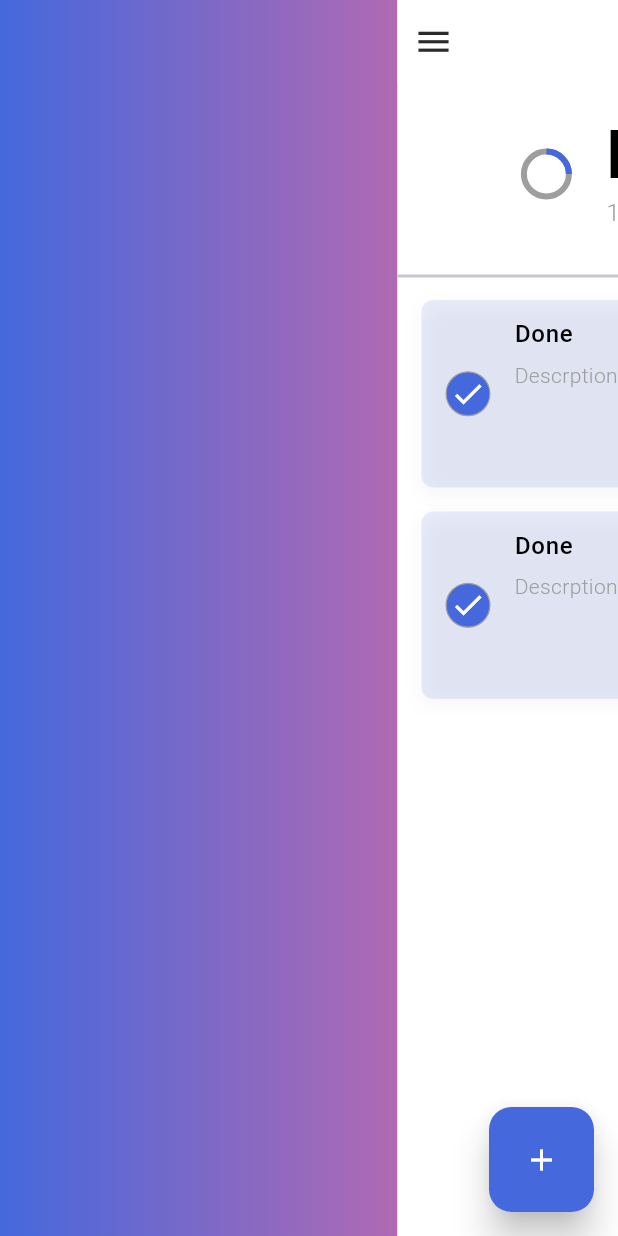
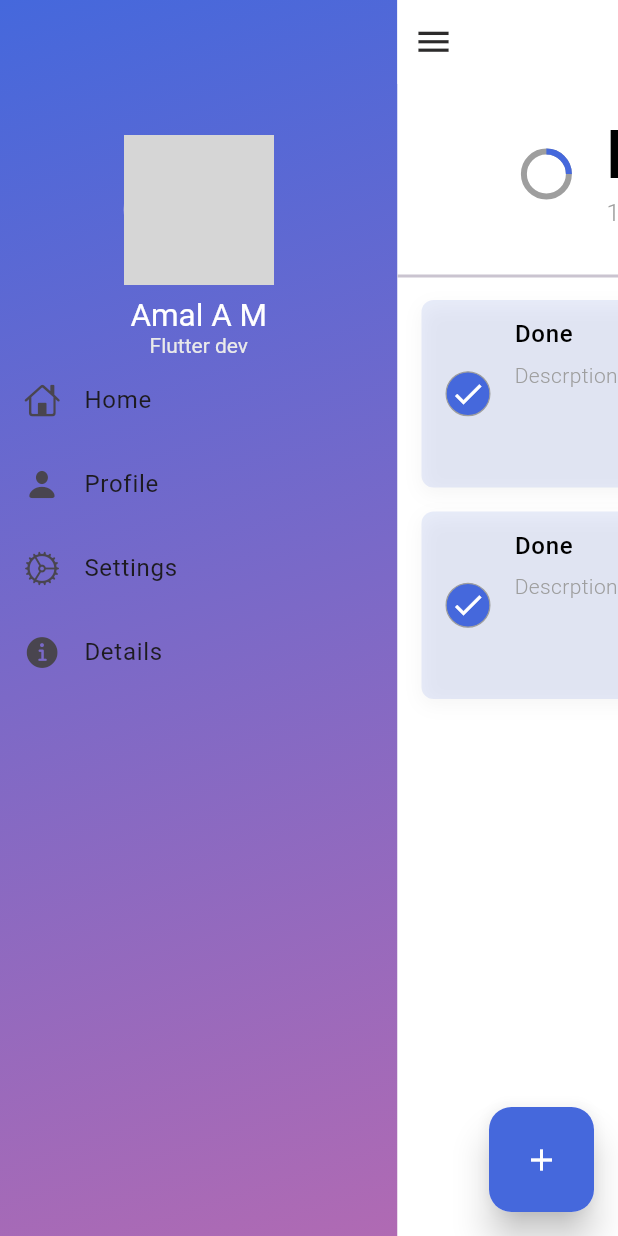
Before and after one commit to Amal-AM4/Todo-Hive, a Flutter app: the screen it shows after launch, after a tap on the "menu" icon, on a phone screen of 412 x 824 dp. Run offline on Flutter 3.47's test engine with Material 3 defaults, Android fonts, the phone set to English and light mode, and no system bars; drawn by our look-alikes of flutter_slider_drawer; our stand-ins replace animate_do, lottie; network calls fail; grey boxes are pictures that could not be loaded.

Commit message:
Listview in slider container

```diff
--- a/lib/views/home/components/slider_drawer.dart
+++ b/lib/views/home/components/slider_drawer.dart
@@ -1,8 +1,21 @@
+import 'package:flutter/cupertino.dart';
 import 'package:flutter/material.dart';
+import 'package:todo/extensions/space_exs.dart';
 import 'package:todo/utils/app_colors.dart';
 
 class CustomerDrawer extends StatelessWidget {
-  const CustomerDrawer({super.key});
+  CustomerDrawer({super.key});
+
+  // Icons
+  final List<IconData> icons = [
+    CupertinoIcons.home,
+    CupertinoIcons.person_fill,
+    CupertinoIcons.settings,
+    CupertinoIcons.info_circle_fill,
+  ];
+
+  // Texts
+  final List<String> texts = ["Home", "Profile", "Settings", "Details"];
 
   @override
   Widget build(BuildContext context) {
@@ -11,7 +24,41 @@ class CustomerDrawer extends StatelessWidget {
     return Container(
       padding: EdgeInsets.symmetric(vertical: 90),
       decoration: BoxDecoration(
-        gradient: LinearGradient(colors: AppColors.primaryGradientColor),
+        gradient: LinearGradient(
+          colors: AppColors.primaryGradientColor,
+          begin: Alignment.topLeft,
+          end: Alignment.bottomRight,
+        ),
+      ),
+
+      child: Column(
+        children: [
+          CircleAvatar(
+            radius: 50,
+            backgroundImage: NetworkImage(
+              "https://avatars.githubusercontent.com/u/91388754?v=4",
+            ),
+          ),
+          8.h,
+          Text('Amal A M', style: textTheme.displayMedium),
+          Text('Flutter dev', style: textTheme.displaySmall),
+
+          Container(
+            width: double.infinity,
+            height: 300,
+            child: ListView.builder(
+              itemCount: 4,
+              itemBuilder: (BuildContext context, int index) {
+                return Container(
+                  child: ListTile(
+                    leading: Icon(icons[index]),
+                    title: Text(texts[index]),
+                  ),
+                );
+              },
+            ),
+          ),
+        ],
       ),
     );
   }
```
